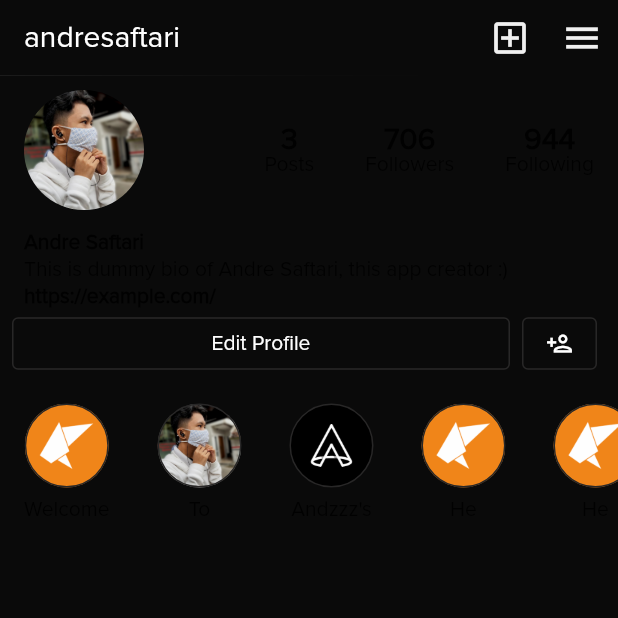
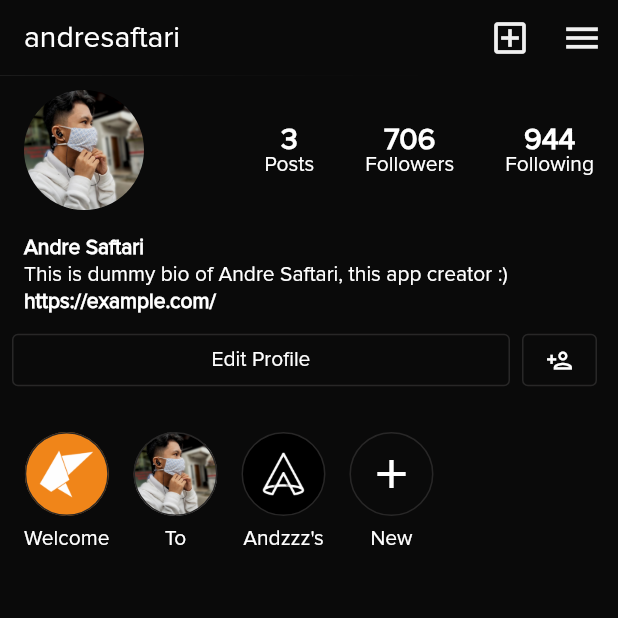
Before and after one commit to andresaftari/instagram_clone, a Flutter app: the ProfilePageViews screen opened directly, on a phone screen of 412 x 824 dp, the top half of it. Run offline on Flutter 3.47's test engine with Material 2 defaults, Android fonts, the phone set to English and light mode, and no system bars; our stand-ins replace get, google_fonts, persistent_bottom_nav_bar; network calls fail.

Commit message:
Fix profile spacing

```diff
--- a/lib/data/domain/client/profile_client.dart
+++ b/lib/data/domain/client/profile_client.dart
@@ -78,30 +78,9 @@ class ProfileClient {
         title: 'Andzzz\'s',
       );
 
-      var _dummy4 = ProfileHighlights(
-        id: 4,
-        thumbnail: 'assets/images/chevalier.png',
-        title: 'He',
-      );
-
-      var _dummy5 = ProfileHighlights(
-        id: 5,
-        thumbnail: 'assets/images/chevalier.png',
-        title: 'He',
-      );
-
-      var _dummy6 = ProfileHighlights(
-        id: 6,
-        thumbnail: 'assets/images/chevalier.png',
-        title: 'He',
-      );
-
       listProfileHighlights.add(_dummy1);
       listProfileHighlights.add(_dummy2);
       listProfileHighlights.add(_dummy3);
-      listProfileHighlights.add(_dummy4);
-      listProfileHighlights.add(_dummy5);
-      listProfileHighlights.add(_dummy6);
     } catch (e) {
       print(e.toString());
     }
--- a/lib/view/home/home_views.dart
+++ b/lib/view/home/home_views.dart
@@ -66,7 +66,7 @@ class _HomePageViewsState extends State<HomePageViews> {
     return Container(
       padding: EdgeInsets.only(top: 4),
       width: MediaQuery.of(context).size.width,
-      height: MediaQuery.of(context).size.height - 160,
+      height: MediaQuery.of(context).size.height - 200,
       child: FutureBuilder<List<Feeds>>(
         future: listFeeds,
         builder: (context, snapshot) {
--- a/lib/view/profile/profile_views.dart
+++ b/lib/view/profile/profile_views.dart
@@ -82,12 +82,16 @@ class _ProfilePageViewsState extends State<ProfilePageViews> {
               '3',
               style: TextStyle(
                 fontSize: 20,
+                color: Colors.white,
                 fontWeight: FontWeight.w600,
               ),
             ),
             Text(
               'Posts',
-              style: TextStyle(fontSize: 14),
+              style: TextStyle(
+                fontSize: 14,
+                color: Colors.white,
+              ),
             ),
           ],
         ),
@@ -100,11 +104,15 @@ class _ProfilePageViewsState extends State<ProfilePageViews> {
               style: TextStyle(
                 fontSize: 20,
                 fontWeight: FontWeight.w600,
+                color: Colors.white,
               ),
             ),
             Text(
               'Followers',
-              style: TextStyle(fontSize: 14),
+              style: TextStyle(
+                fontSize: 14,
+                color: Colors.white,
+              ),
             ),
           ],
         ),
@@ -117,11 +125,15 @@ class _ProfilePageViewsState extends State<ProfilePageViews> {
               style: TextStyle(
                 fontSize: 20,
                 fontWeight: FontWeight.w600,
+                color: Colors.white,
               ),
             ),
             Text(
               'Following',
-              style: TextStyle(fontSize: 14),
+              style: TextStyle(
+                fontSize: 14,
+                color: Colors.white,
+              ),
             ),
           ],
         ),
@@ -131,28 +143,39 @@ class _ProfilePageViewsState extends State<ProfilePageViews> {
 
   Container buildDummyProfileBio() {
     return Container(
-      margin: EdgeInsets.only(left: 16, top: 5),
+      margin: EdgeInsets.only(left: 16, top: 8),
       child: Column(
         crossAxisAlignment: CrossAxisAlignment.start,
         children: [
           Text(
             '${widget.fullname}',
             textAlign: TextAlign.start,
-            style: TextStyle(fontWeight: FontWeight.w600, fontSize: 14),
+            style: TextStyle(
+              fontWeight: FontWeight.w600,
+              fontSize: 14,
+              color: Colors.white,
+            ),
           ),
           SizedBox(height: 4),
           Text(
             'This is dummy bio of Andre Saftari, this app creator :)',
             maxLines: 4,
             textAlign: TextAlign.start,
-            style: TextStyle(fontSize: 14),
+            style: TextStyle(
+              fontSize: 14,
+              color: Colors.white,
+            ),
           ),
           SizedBox(height: 4),
           Text(
             'https://example.com/',
             maxLines: 4,
             textAlign: TextAlign.start,
-            style: TextStyle(fontWeight: FontWeight.w600, fontSize: 14),
+            style: TextStyle(
+              fontWeight: FontWeight.w600,
+              fontSize: 14,
+              color: Colors.white,
+            ),
           ),
         ],
       ),
@@ -161,7 +184,7 @@ class _ProfilePageViewsState extends State<ProfilePageViews> {
 
   Padding editProfileAction() {
     return Padding(
-      padding: const EdgeInsets.symmetric(horizontal: 8),
+      padding: const EdgeInsets.symmetric(horizontal: 8, vertical: 8),
       child: Row(
         children: [
           ElevatedButton(
@@ -202,8 +225,10 @@ class _ProfilePageViewsState extends State<ProfilePageViews> {
   Container buildProfileHighlight() {
     return Container(
       width: MediaQuery.of(context).size.width,
-      height: 120,
-      child: FutureBuilder<dynamic>(
+      height: 110,
+      child: Row(
+        children: [
+          FutureBuilder<dynamic>(
             future: listHighlight,
             builder: (context, snapshot) {
               if (snapshot.hasData) {
@@ -214,33 +239,18 @@ class _ProfilePageViewsState extends State<ProfilePageViews> {
                   itemCount: highlightList.length,
                   scrollDirection: Axis.horizontal,
                   itemBuilder: (context, i) {
-                if (i < highlightList.length - 1) {
+                    if (i == 0) {
+                      return Container(
+                        margin: EdgeInsets.only(left: 16),
+                        child: ProfileHighlightCard(
+                          title: highlightList[i].title,
+                          thumbnail: highlightList[i].thumbnail,
+                        ),
+                      );
+                    } else {
                       return ProfileHighlightCard(
                         title: highlightList[i].title,
                         thumbnail: highlightList[i].thumbnail,
-                  );
-                } else {
-                  return Column(
-                    children: [
-                      Container(
-                        margin: EdgeInsets.only(top: 16),
-                        width: 56,
-                        height: 56,
-                        decoration: BoxDecoration(
-                          shape: BoxShape.circle,
-                          border: Border.all(color: actionFillColor),
-                          image: DecorationImage(
-                            image: AssetImage('assets/images/icon_add.png'),
-                            colorFilter: ColorFilter.mode(
-                              Colors.black,
-                              BlendMode.luminosity,
-                            ),
-                          ),
-                        ),
-                      ),
-                      SizedBox(height: 8),
-                      Text('New', style: TextStyle(fontSize: 14)),
-                    ],
                       );
                     }
                   },
@@ -250,6 +260,37 @@ class _ProfilePageViewsState extends State<ProfilePageViews> {
               }
             },
           ),
+          Column(
+            children: [
+              Container(
+                margin: EdgeInsets.only(right: 16, top: 16),
+                width: 56,
+                height: 56,
+                decoration: BoxDecoration(
+                  shape: BoxShape.circle,
+                  border: Border.all(color: actionFillColor),
+                ),
+                child: Icon(
+                  Icons.add,
+                  color: Colors.white,
+                  size: 32,
+                ),
+              ),
+              SizedBox(height: 8),
+              Container(
+                margin: EdgeInsets.only(right: 16),
+                child: Text(
+                  'New',
+                  style: TextStyle(
+                    fontSize: 14,
+                    color: Colors.white,
+                  ),
+                ),
+              ),
+            ],
+          ),
+        ],
+      ),
     );
   }
 }
--- a/lib/view/profile/widgets/profile_highlights_card.dart
+++ b/lib/view/profile/widgets/profile_highlights_card.dart
@@ -18,7 +18,7 @@ class _ProfileHighlightCardState extends State<ProfileHighlightCard> {
   @override
   Widget build(BuildContext context) {
     return Container(
-      margin: EdgeInsets.all(16),
+      margin: EdgeInsets.only(right: 16, top: 16),
       child: Column(
         children: [
           Container(
@@ -34,7 +34,13 @@ class _ProfileHighlightCardState extends State<ProfileHighlightCard> {
             ),
           ),
           SizedBox(height: 8),
-          Text('${widget.title}', style: TextStyle(fontSize: 14)),
+          Text(
+            '${widget.title}',
+            style: TextStyle(
+              fontSize: 14,
+              color: Colors.white,
+            ),
+          ),
         ],
       ),
     );
--- a/lib/view/reels/reels_views.dart
+++ b/lib/view/reels/reels_views.dart
@@ -1 +1,19 @@
 part of '../pages.dart';
+
+class ReelsPageViews extends StatefulWidget {
+  const ReelsPageViews({Key? key}) : super(key: key);
+
+  @override
+  State<ReelsPageViews> createState() => _ReelsPageViewsState();
+}
+
+class _ReelsPageViewsState extends State<ReelsPageViews> {
+  @override
+  Widget build(BuildContext context) {
+    return Scaffold(
+      body: SingleChildScrollView(
+        child: Container(),
+      ),
+    );
+  }
+}
```
Also changed, not shown: pubspec.lock, 8 other files. Lines whose indentation alone changed are shown as unchanged.
